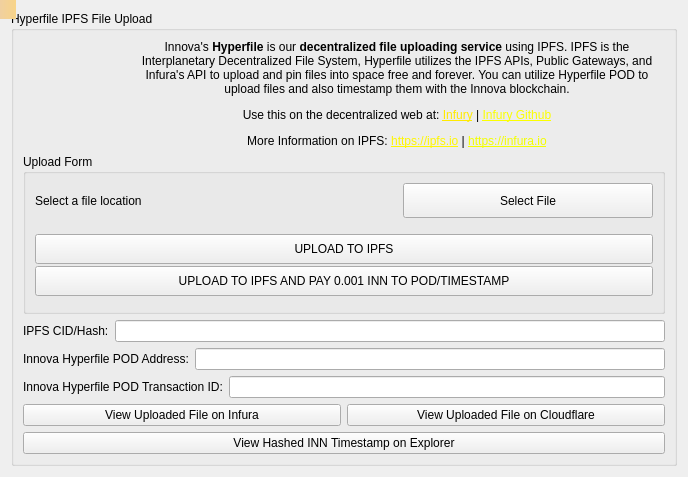
This is src/qt/forms/hyperfile.ui in innova-foundation/innova as Qt 5 draws it before an edit. The edited form follows.
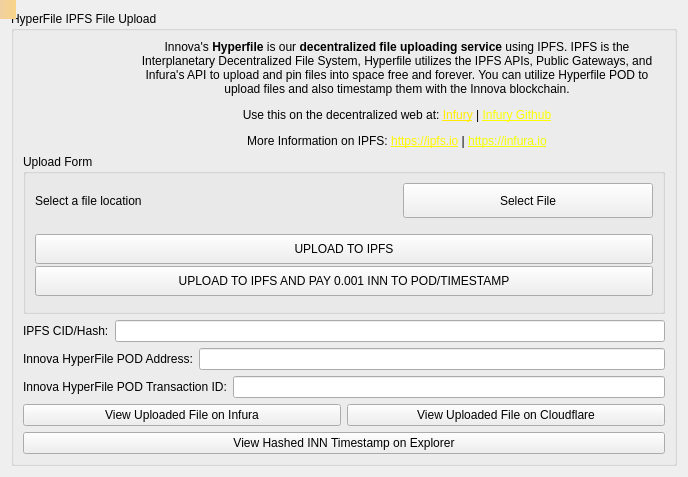
This is the edited form. Icons and pictures are not drawn.

Patch:
```diff
--- a/src/qt/forms/hyperfile.ui
+++ b/src/qt/forms/hyperfile.ui
@@ -29,7 +29,7 @@
       <bool>true</bool>
      </property>
      <property name="title">
-      <string>Hyperfile IPFS File Upload</string>
+      <string>HyperFile IPFS File Upload</string>
      </property>
      <layout class="QGridLayout" name="gridLayout_3">
       <item row="0" column="0">
@@ -230,7 +230,7 @@
          <item>
           <widget class="QLabel" name="hashLabel_2">
            <property name="text">
-            <string>Innova Hyperfile POD Address:</string>
+             <string>Innova HyperFile POD Address:</string>
            </property>
           </widget>
          </item>
@@ -244,7 +244,7 @@
          <item>
           <widget class="QLabel" name="hashLabel_3">
            <property name="text">
-            <string>Innova Hyperfile POD Transaction ID:</string>
+             <string>Innova HyperFile POD Transaction ID:</string>
            </property>
           </widget>
          </item>
```
Left out of the diff: 6 changed lines with no effect on the pictures. Lines whose indentation alone changed are shown as unchanged.
